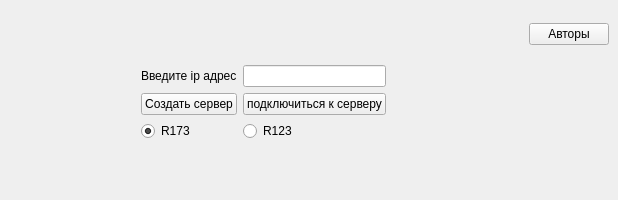
First picture: the form in view/mainmenu.ui, repository ilevIO/course-work-spo, before the edit.
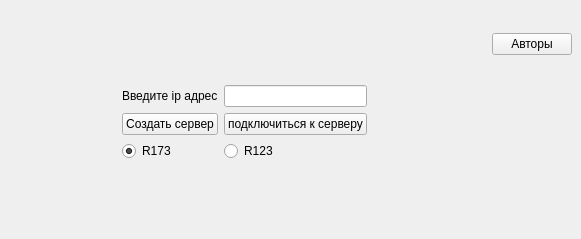
Second picture: the form after the edit. Icons and pictures are not drawn.

Diff of the .ui file:
```diff
--- a/view/mainmenu.ui
+++ b/view/mainmenu.ui
@@ -6,8 +6,8 @@
    <rect>
     <x>0</x>
     <y>0</y>
-    <width>618</width>
-    <height>200</height>
+    <width>581</width>
+    <height>239</height>
    </rect>
   </property>
   <property name="windowTitle">
```
